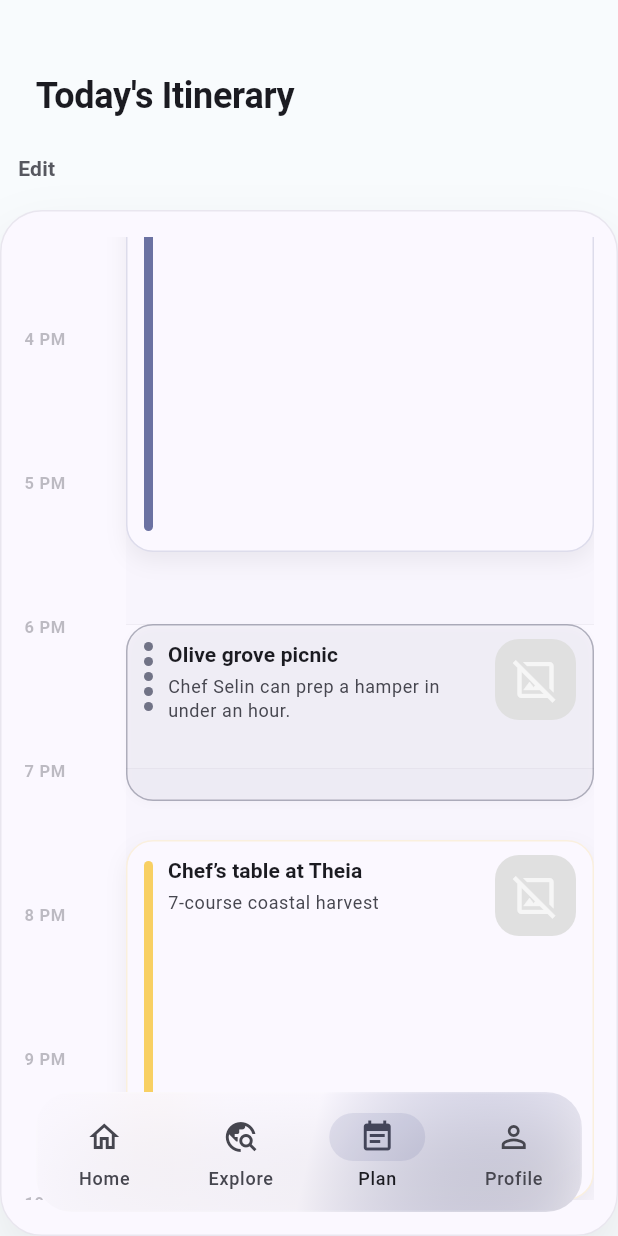
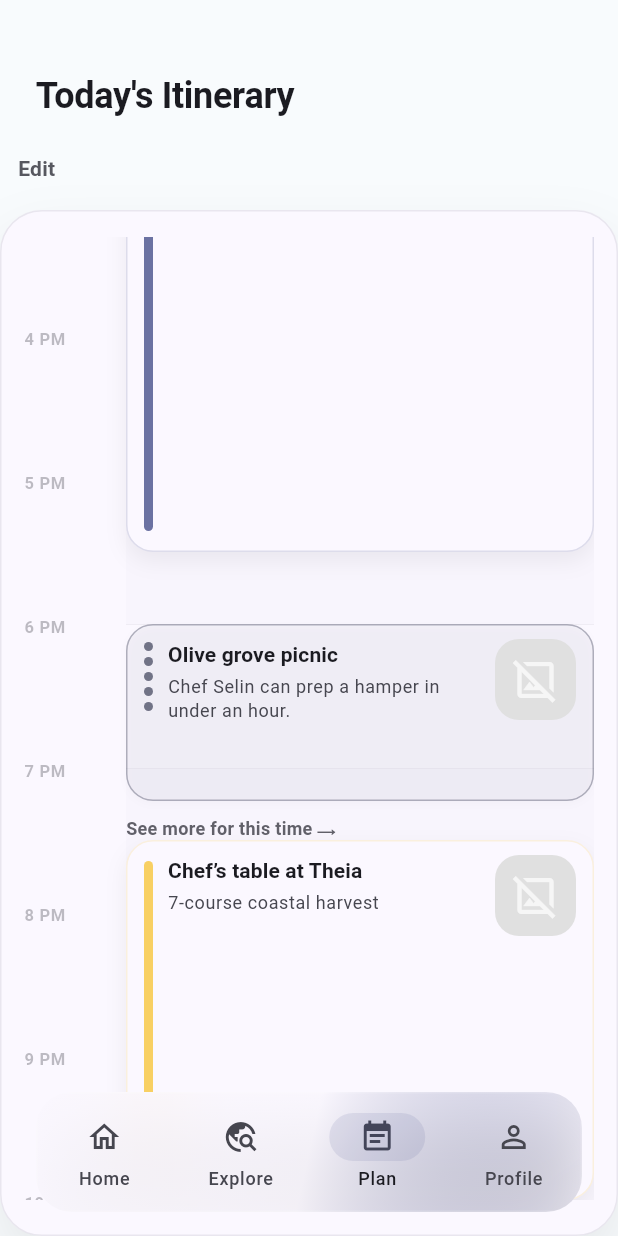
Before and after one commit to JamieThomson97/operation_kalkan, a Flutter app: the screen it shows after launch, item 3 of the bottom bar chosen, scrolled down 702 dp, on a phone screen of 412 x 824 dp. Run offline on Flutter 3.47's test engine with Material 3 defaults, Android fonts, the phone set to English and light mode, and no system bars; our stand-ins replace flutter_riverpod, go_router; generated files the repository leaves out were written again; network calls fail.

Commit message:
button outside the suggested card

```diff
--- a/lib/features/plan/presentation/widgets/plan_itinerary_card.dart
+++ b/lib/features/plan/presentation/widgets/plan_itinerary_card.dart
@@ -158,6 +158,10 @@ const _suggestionPool = <_SuggestionTemplate>[
 
 const _mockNow = TimeOfDay(hour: 10, minute: 08);
 const _pendingStatusColor = Color(0xFFF7C948);
+const double _suggestionActionSpacing = 6;
+const double _suggestionActionHeight = 32;
+const double _suggestionActionTotalExtent =
+    _suggestionActionSpacing + _suggestionActionHeight;
 
 class _DiaryTimeline extends StatelessWidget {
   const _DiaryTimeline({required this.entries});
@@ -198,7 +202,13 @@ class _DiaryTimeline extends StatelessWidget {
         _hourSlotHeight * 0.5,
       );
       final desiredExtent = math.max(eventExtent, _minMeetingExtent);
-      canvasHeight = math.max(canvasHeight, top + desiredExtent);
+      final suggestionAllowance = entry.isSuggestion
+          ? _suggestionActionTotalExtent
+          : 0;
+      canvasHeight = math.max(
+        canvasHeight,
+        top + desiredExtent + suggestionAllowance,
+      );
     }
 
     final nowMinutes = _mockNow.hour * 60 + _mockNow.minute;
@@ -396,19 +406,36 @@ class _MeetingPositioned extends StatelessWidget {
     final safeguardedHeight = height <= 0 ? hourSlotHeight * 0.5 : height;
     final targetedHeight = math.max(safeguardedHeight, minExtent);
     final maxAvailable = canvasHeight - top;
-    final paintHeight = targetedHeight > maxAvailable
-        ? maxAvailable
+    final extraActionExtent = entry.isSuggestion
+        ? _suggestionActionTotalExtent
+        : 0;
+    final availableForCard = math.max(0.0, maxAvailable - extraActionExtent);
+    final paintHeight = targetedHeight > availableForCard
+        ? availableForCard
         : targetedHeight;
+    final totalHeight = paintHeight + extraActionExtent;
 
     return Positioned(
       top: top,
       left: 0,
       right: 0,
       child: SizedBox(
-        height: paintHeight,
-        child: _MeetingBlock(
-          entry: entry,
-          isPast: isPast,
+        height: totalHeight,
+        child: Column(
+          crossAxisAlignment: CrossAxisAlignment.start,
+          children: [
+            SizedBox(
+              height: paintHeight,
+              child: _MeetingBlock(
+                entry: entry,
+                isPast: isPast,
+              ),
+            ),
+            if (entry.isSuggestion) ...[
+              const SizedBox(height: _suggestionActionSpacing),
+              const _SuggestionActionRow(),
+            ],
+          ],
         ),
       ),
     );
@@ -510,6 +537,34 @@ class _MeetingBlock extends StatelessWidget {
             ],
           ),
         ),
+      ),
+    );
+  }
+}
+
+class _SuggestionActionRow extends StatelessWidget {
+  const _SuggestionActionRow();
+
+  @override
+  Widget build(BuildContext context) {
+    final color = context.colorScheme.onSurfaceVariant.withValues(alpha: 0.85);
+
+    return TextButton(
+      onPressed: () {},
+      style: TextButton.styleFrom(
+        padding: EdgeInsets.zero,
+        minimumSize: const Size(0, _suggestionActionHeight),
+        tapTargetSize: MaterialTapTargetSize.shrinkWrap,
+        alignment: Alignment.centerLeft,
+        visualDensity: VisualDensity.compact,
+        textStyle: context.textTheme.labelMedium?.copyWith(
+          fontWeight: FontWeight.w600,
+          letterSpacing: 0.2,
+        ),
+      ),
+      child: Text(
+        'See more for this time ⟶',
+        style: TextStyle(color: color),
       ),
     );
   }
```
